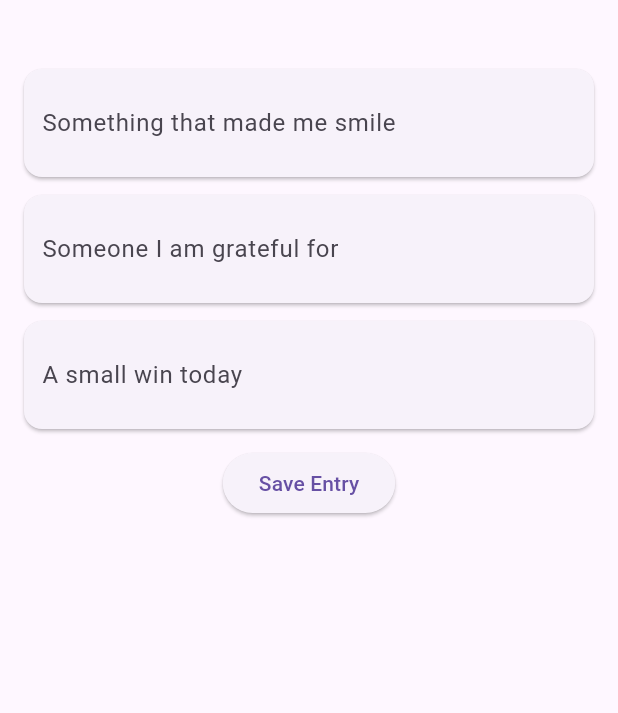
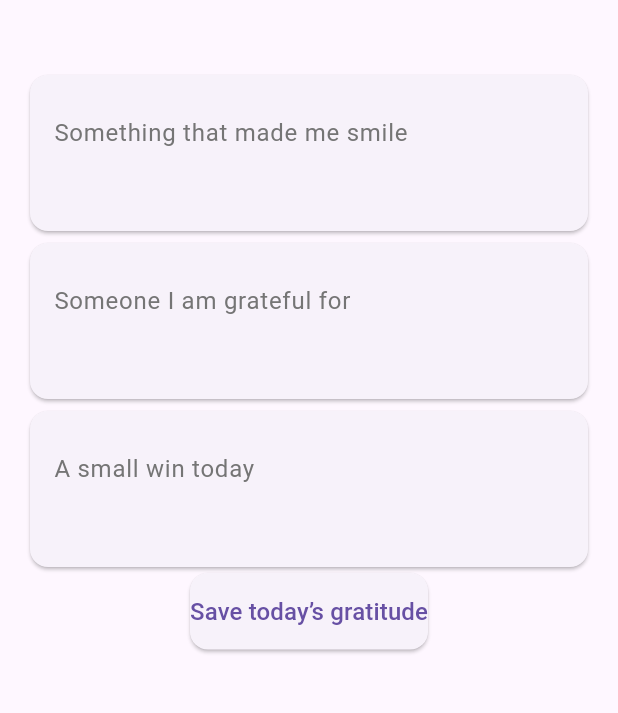
Before and after one commit to mysterious461/gratitude-daily, a Flutter app: the JournalPage screen opened directly, on a phone screen of 412 x 824 dp, the part 63-776 px from its top. Run offline on Flutter 3.47's test engine with Material 3 defaults, Android fonts, the phone set to English and light mode, and no system bars; our stand-ins replace in_app_purchase, shared_preferences; accounts and stored records are empty.

Commit message:
Polish journal editor UI

```diff
--- a/lib/features/journal/journal_page.dart
+++ b/lib/features/journal/journal_page.dart
@@ -34,7 +34,19 @@ class JournalPage extends StatelessWidget {
                 _field('Something that made me smile'),
                 _field('Someone I am grateful for'),
                 _field('A small win today'),
-                ElevatedButton(onPressed: () {}, child: const Text('Save Entry')),
+                ElevatedButton(
+                  onPressed: () {},
+                  style: ElevatedButton.styleFrom(
+                    padding: const EdgeInsets.symmetric(vertical: 14),
+                    shape: RoundedRectangleBorder(
+                      borderRadius: BorderRadius.circular(12),
+                    ),
+                  ),
+                  child: const Text(
+                    'Save today’s gratitude',
+                    style: TextStyle(fontSize: 16),
+                  ),
+                ),
               ],
             ),
           );
@@ -45,12 +57,27 @@ class JournalPage extends StatelessWidget {
 
   Widget _field(String hint) {
     return Card(
-      margin: const EdgeInsets.only(bottom: 12),
+            shape: RoundedRectangleBorder(
+              borderRadius: BorderRadius.circular(12),
+            ),
       child: Padding(
-        padding: const EdgeInsets.all(12),
+        padding: const EdgeInsets.symmetric(horizontal: 16, vertical: 18),
         child: TextField(
-          decoration: InputDecoration(hintText: hint, border: InputBorder.none),
-        ),
+                maxLines: null,
+                minLines: 2,
+                style: const TextStyle(
+                  fontSize: 16,
+                  height: 1.6,
+                ),
+                decoration: InputDecoration(
+                  hintText: hint,
+                  hintStyle: TextStyle(
+                    color: Colors.grey.shade600,
+                  ),
+                  border: InputBorder.none,
+                ),
+              ),
+
       ),
     );
   }
```
